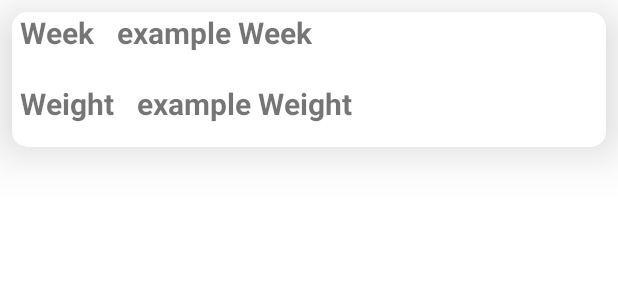
After one commit to A-tafaj/stay-fit, an Android app: the layout item.xml on its own in the app's theme, with its tools: preview values and no code run, on a phone screen of 412 x 824 dp. The commit adds this screen. Shown: the top 300 px of the screen. Run offline under Robolectric (Android 15) with nearby library versions, the phone set to English and light mode, and no system bars.

Commit message:
Project now supports Firebase read and write data, recyclerView, but the program has multiple bugs so it needs a full refactory!

```diff
--- a/app/build.gradle
+++ b/app/build.gradle
@@ -39,7 +39,8 @@ dependencies {
     implementation 'androidx.legacy:legacy-support-v4:1.0.0'
     implementation platform('com.google.firebase:firebase-bom:28.2.0')
     implementation 'com.google.firebase:firebase-database'
-    //testImplementation 'junit:junit:4.+'
+    implementation 'com.firebaseui:firebase-ui-database:7.2.0'
+    testImplementation 'junit:junit:4.13.2'
     androidTestImplementation 'androidx.test.ext:junit:1.1.2'
     androidTestImplementation 'androidx.test.espresso:espresso-core:3.3.0'
 }
--- /dev/null
+++ b/app/src/main/res/layout/item.xml
@@ -0,0 +1,58 @@
+<?xml version="1.0" encoding="utf-8"?>
+<androidx.cardview.widget.CardView xmlns:android="http://schemas.android.com/apk/res/android"
+    android:layout_width="match_parent"
+    android:layout_height="90dp"
+    xmlns:app="http://schemas.android.com/apk/res-auto"
+    app:cardElevation="20dp"
+    app:cardCornerRadius="10dp"
+    android:layout_margin="8dp"
+    android:padding="10dp">
+    <LinearLayout
+        android:layout_width="match_parent"
+        android:layout_height="wrap_content"
+        android:orientation="vertical">
+
+        <LinearLayout
+            android:layout_width="match_parent"
+            android:layout_height="wrap_content"
+            android:orientation="horizontal"
+            android:layout_marginBottom="20dp">
+            <TextView
+                android:layout_width="wrap_content"
+                android:layout_height="wrap_content"
+                android:text="Week"
+                android:textStyle="bold"
+                android:paddingLeft="5dp"
+                android:textSize="20dp"></TextView>
+            <TextView
+                android:layout_width="wrap_content"
+                android:layout_height="wrap_content"
+                android:text="example Week"
+                android:textStyle="bold"
+                android:layout_marginStart="15dp"
+                android:id="@+id/week_text"
+                android:textSize="20dp"></TextView>
+        </LinearLayout>
+        <LinearLayout
+            android:layout_width="match_parent"
+            android:layout_height="wrap_content"
+            android:orientation="horizontal">
+            <TextView
+                android:layout_width="wrap_content"
+                android:layout_height="wrap_content"
+                android:text="Weight"
+                android:paddingLeft="5dp"
+                android:textStyle="bold"
+                android:textSize="20dp"></TextView>
+            <TextView
+                android:layout_width="wrap_content"
+                android:layout_height="wrap_content"
+                android:text="example Weight"
+                android:textStyle="bold"
+                android:layout_marginStart="15dp"
+                android:id="@+id/weight_text"
+                android:textSize="20dp"></TextView>
+        </LinearLayout>
+    </LinearLayout>
+
+</androidx.cardview.widget.CardView>
--- a/app/src/main/res/values/strings.xml
+++ b/app/src/main/res/values/strings.xml
@@ -24,4 +24,5 @@
     <string name="tv_week">Java</string>
     <string name="tv_weight">Pesha</string>
     <string name="btn_submit">Ruaj</string>
+    <string name="btn_check">Check</string>
 </resources>
```
Also changed, not shown: app/src/main/AndroidManifest.xml (+6 -5 lines), app/src/main/java/fiek/unipr/stayfit/Model.java (added, +23 -0 lines), app/src/main/java/fiek/unipr/stayfit/MyAdapter.java (added, +56 -0 lines), app/src/main/java/fiek/unipr/stayfit/ShowActivity.java (added, +59 -0 lines), app/src/main/java/fiek/unipr/stayfit/UserActivity.java (+45 -16 lines), app/src/main/res/drawable/ic_baseline_add_24.xml (added, +10 -0 lines), app/src/main/res/layout/activity_show.xml (added, +10 -0 lines), app/src/main/res/layout/activity_user.xml (+27 -61 lines), 3 other files.
